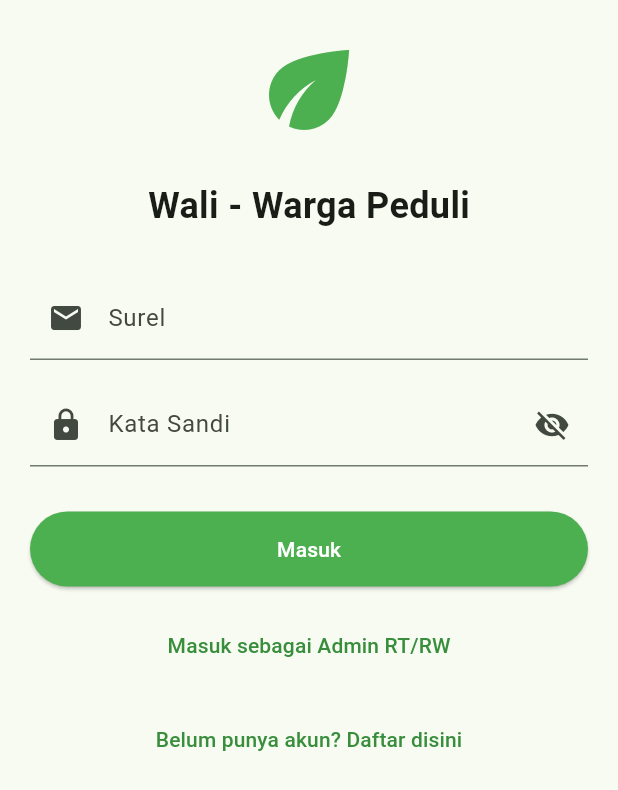
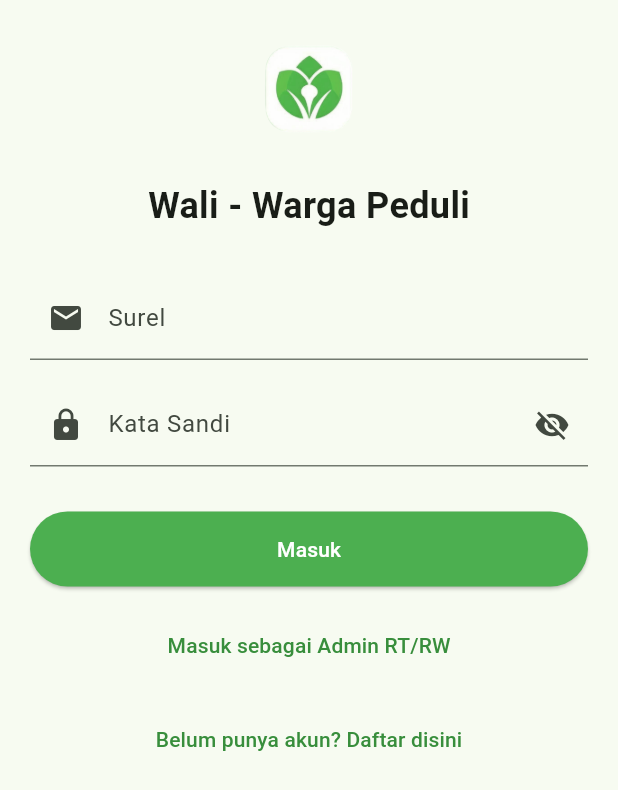
Before and after one commit to gerrybagaskoro/wali, a Flutter app: the LoginScreen screen opened by its route, on a phone screen of 412 x 824 dp. Shown: the top 790 px of the screen. Run offline on Flutter 3.47's test engine with Material 3 defaults, Android fonts, the phone set to English and light mode, and no system bars; our stand-ins replace animate_do, cached_network_image, carousel_slider, image_picker, shared_preferences; accounts and stored records are empty; network calls fail.

Commit message:
Add AppLogo and AppLogoDashboard widgets for consistent branding
- Created AppLogo widget to display the main application logo from 'assets/images/wali-icon.png'.
- Created AppLogoDashboard widget to display the dashboard logo from 'assets/images/wali-icon-dashboard.png'.
- Both widgets allow customization of width and height with default values set to 80.

```diff
--- /dev/null
+++ b/lib/utils/app_logo.dart
@@ -0,0 +1,18 @@
+import 'package:flutter/material.dart';
+
+class AppLogo extends StatelessWidget {
+  final double width;
+  final double height;
+
+  const AppLogo({super.key, this.width = 80, this.height = 80});
+
+  @override
+  Widget build(BuildContext context) {
+    return Image.asset(
+      'assets/images/wali-icon.png',
+      width: width,
+      height: height,
+      fit: BoxFit.contain,
+    );
+  }
+}
--- a/lib/view/splash_screen.dart
+++ b/lib/view/splash_screen.dart
@@ -4,6 +4,7 @@ import 'package:flutter/material.dart';
 import 'package:wali_app/api/endpoint.dart';
 import 'package:wali_app/extension/navigation.dart';
 import 'package:wali_app/preference/shared_preference.dart';
+import 'package:wali_app/utils/app_logo.dart';
 
 class SplashScreen extends StatefulWidget {
   const SplashScreen({super.key});
@@ -75,7 +76,7 @@ class _SplashScreenState extends State<SplashScreen> {
         child: Column(
           mainAxisAlignment: MainAxisAlignment.center,
           children: [
-            Icon(Icons.eco, size: 80, color: Colors.white),
+            AppLogo(width: 180, height: 180),
             SizedBox(height: 20),
             _AppNameText(),
             SizedBox(height: 20),
--- a/lib/view/user/dashboard_screen.dart
+++ b/lib/view/user/dashboard_screen.dart
@@ -12,6 +12,7 @@ import 'package:wali_app/model/auth/auth_response.dart' as auth_model;
 import 'package:wali_app/model/report/report_list_response.dart'
     as report_model;
 import 'package:wali_app/preference/shared_preference.dart';
+import 'package:wali_app/utils/app_logo_dashboard.dart';
 import 'package:wali_app/utils/carousel_items.dart';
 import 'package:wali_app/utils/snackbar_utils.dart';
 import 'package:wali_app/view/user/user_add_report.dart';
@@ -197,7 +198,8 @@ class _DashboardScreenState extends State<DashboardScreen> {
   Widget build(BuildContext context) {
     return Scaffold(
       appBar: AppBar(
-        title: const Text('Warga Peduli', style: TextStyle(fontSize: 20)),
+        // title: const Text('Warga Peduli', style: TextStyle(fontSize: 20)),
+        title: const AppLogoDashboard(width: 140, height: 140),
         centerTitle: true,
         actions: [
           IconButton(
--- a/lib/view/user/login_screen.dart
+++ b/lib/view/user/login_screen.dart
@@ -7,6 +7,7 @@ import 'package:http/http.dart' as http;
 import 'package:wali_app/api/endpoint.dart';
 import 'package:wali_app/extension/navigation.dart';
 import 'package:wali_app/model/auth/auth_response.dart';
+import 'package:wali_app/utils/app_logo.dart';
 
 class LoginScreen extends StatefulWidget {
   const LoginScreen({super.key});
@@ -73,7 +74,7 @@ class _LoginScreenState extends State<LoginScreen> {
               child: Column(
                 mainAxisAlignment: MainAxisAlignment.center,
                 children: [
-                  const Icon(Icons.eco, size: 80, color: Colors.green),
+                  const AppLogo(),
                   const SizedBox(height: 20),
                   const Text(
                     'Wali - Warga Peduli',
```
Also changed, not shown: lib/utils/app_logo_dashboard.dart (added, +18 -0 lines), pubspec.yaml (+4 -3 lines), assets/images/wali-icon-dashboard.png (added), assets/images/wali-icon.png (added).
